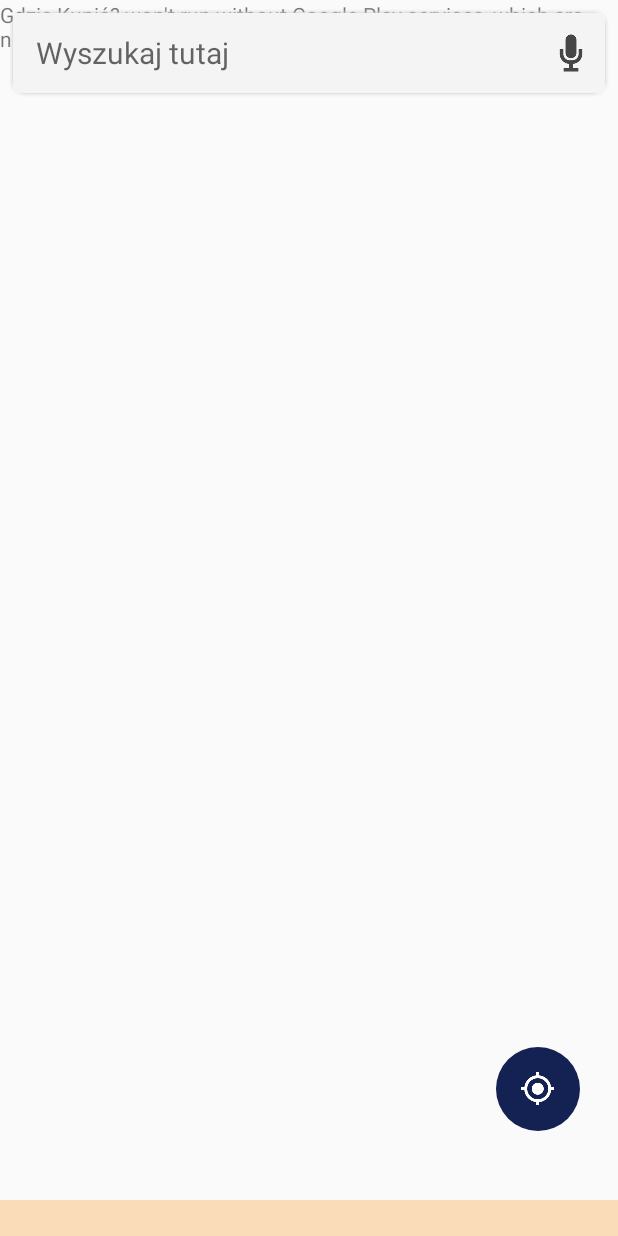
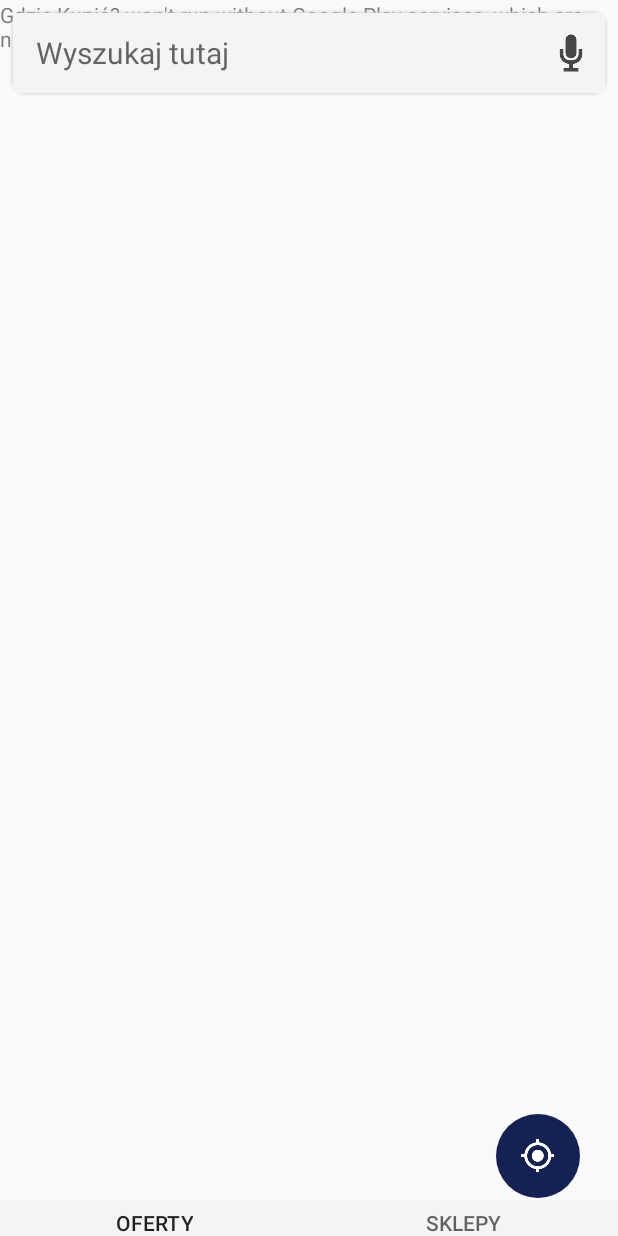
Before and after one commit to krisek101/WhereToBuy, an Android app: the screen it shows after launch (MapActivity), on a phone screen of 412 x 824 dp. Run offline under Robolectric (Android 15) with nearby library versions, the phone set to English and light mode, and no system bars; our stand-ins replace Picasso, Volley; libraries missing offline, so code that uses them is left out: pl.droidsonroids.gif; pictures from the network do not load.

Commit message:
Fixed some bugs, added footer tabs.

```diff
--- a/app/src/main/AndroidManifest.xml
+++ b/app/src/main/AndroidManifest.xml
@@ -20,12 +20,14 @@
 
         <activity
             android:name=".activities.MapActivity"
-            android:label="@string/app_name">
+            android:label="@string/app_name"
+            android:screenOrientation="portrait">
         </activity>
 
         <activity
             android:name=".activities.StarterActivity"
-            android:label="@string/app_name">
+            android:label="@string/app_name"
+            android:screenOrientation="portrait">
             <intent-filter>
                 <action android:name="android.intent.action.MAIN" />
                 <category android:name="android.intent.category.LAUNCHER" />
--- /dev/null
+++ b/app/src/main/java/simpleapp/wheretobuy/adapters/SectionsPageAdapter.java
@@ -0,0 +1,38 @@
+package simpleapp.wheretobuy.adapters;
+
+import android.support.v4.app.Fragment;
+import android.support.v4.app.FragmentManager;
+import android.support.v4.app.FragmentPagerAdapter;
+
+import java.util.ArrayList;
+import java.util.List;
+
+public class SectionsPageAdapter extends FragmentPagerAdapter{
+
+    private final List<Fragment> mFragmentList = new ArrayList<>();
+    private final List<String> mFragmentTitleList = new ArrayList<>();
+
+    public void addFragment(Fragment fragment, String title){
+        mFragmentTitleList.add(title);
+        mFragmentList.add(fragment);
+    }
+
+    public SectionsPageAdapter(FragmentManager fm) {
+        super(fm);
+    }
+
+    @Override
+    public CharSequence getPageTitle(int position) {
+        return mFragmentTitleList.get(position);
+    }
+
+    @Override
+    public Fragment getItem(int position) {
+        return mFragmentList.get(position);
+    }
+
+    @Override
+    public int getCount() {
+        return mFragmentList.size();
+    }
+}
--- a/app/src/main/java/simpleapp/wheretobuy/constants/Constants.java
+++ b/app/src/main/java/simpleapp/wheretobuy/constants/Constants.java
@@ -13,13 +13,19 @@ public class Constants {
     public static final String TAG_CATEGORY = "TAG_CATEGORY";
     public static final String TAG_RESULT_DETAILS = "TAG_RESULT_DETAILS";
     public static final String TAG_PLACES = "TAG_PLACES";
+    public static final String TAG_TESCO_AUTOCOMPLETE = "TAG_TESCO_AUTOCOMPLETE";
 
     // Tokens and Keys
     public static final String NOKAUT_TOKEN = "1/c1d3e6f5f27737fe2cb0dfd5b0046743ae4297da1c446fbe1219b8db7475367c";
     public static final String WEB_API_GOOGLE_KEY = "AIzaSyDflSpLotdTPuGtyeZEPNHHNZGVDsft040";
+    public static final String WEB_API_TESCO_PRIMARY_KEY = "fb5f816afe6d4b7c88f7f9d61da04f05";
+    public static final String WEB_API_TESCO_SECONDARY_KEY = "4322134ceb37456988139b06eeffefaa";
 
     // Constants
     public static final int SPLASH_TIME = 1000;
     public static final String UNKNOWN_ADDRESS = "Adres nieznany";
     public static final String[] UNACCEPTABLE_SHOPS = {"mall", "sklep bielsko-biała", "twójlombard"};
+    public static final String[] PARTNERS = {"google", "nokaut", "tesco"};
+    public static final int GOOGLE_SEARCH_RADIUS = 10000;
+    public static final String NEARBY_SEARCH = "NEARBY_SEARCH";
 }
--- a/app/src/main/java/simpleapp/wheretobuy/constants/UsefulFunctions.java
+++ b/app/src/main/java/simpleapp/wheretobuy/constants/UsefulFunctions.java
@@ -49,4 +49,8 @@ public class UsefulFunctions {
         Location.distanceBetween(from.latitude, from.longitude, to.latitude, to.longitude, results);
         return results[0];
     }
+
+    public static int getPixelsFromDp(Context c, float sizeDp) {
+        return (int) (sizeDp * c.getResources().getDisplayMetrics().density);
+    }
 }
--- /dev/null
+++ b/app/src/main/java/simpleapp/wheretobuy/fragments/TabOffersFragment.java
@@ -0,0 +1,22 @@
+package simpleapp.wheretobuy.fragments;
+
+import android.os.Bundle;
+import android.support.annotation.Nullable;
+import android.support.v4.app.Fragment;
+import android.view.LayoutInflater;
+import android.view.View;
+import android.view.ViewGroup;
+
+import simpleapp.wheretobuy.R;
+
+public class TabOffersFragment extends Fragment {
+
+    @Nullable
+    @Override
+    public View onCreateView(LayoutInflater inflater, @Nullable ViewGroup container, @Nullable Bundle savedInstanceState) {
+        View view = inflater.inflate(R.layout.tab_offers, container, false);
+
+
+        return view;
+    }
+}
--- /dev/null
+++ b/app/src/main/java/simpleapp/wheretobuy/fragments/TabShopsFragment.java
@@ -0,0 +1,21 @@
+package simpleapp.wheretobuy.fragments;
+
+import android.os.Bundle;
+import android.support.annotation.Nullable;
+import android.support.v4.app.Fragment;
+import android.view.LayoutInflater;
+import android.view.View;
+import android.view.ViewGroup;
+
+import simpleapp.wheretobuy.R;
+
+public class TabShopsFragment extends Fragment {
+
+    @Nullable
+    @Override
+    public View onCreateView(LayoutInflater inflater, @Nullable ViewGroup container, @Nullable Bundle savedInstanceState) {
+        View view = inflater.inflate(R.layout.tab_shops, container, false);
+
+        return view;
+    }
+}
--- a/app/src/main/java/simpleapp/wheretobuy/tasks/GeocoderTask.java
+++ b/app/src/main/java/simpleapp/wheretobuy/tasks/GeocoderTask.java
@@ -22,12 +22,6 @@ public class GeocoderTask extends AsyncTask<Void, Void, String> {
     private LatLng position;
     private String tag = "";
     private TextView callbackView;
-
-    public GeocoderTask(MapActivity mapActivity, LatLng position, String tag) {
-        this.mapActivity = mapActivity;
-        this.position = position;
-        this.tag = tag;
-    }
 
     public GeocoderTask(MapActivity mapActivity, LatLng position, TextView callbackView) {
         this.mapActivity = mapActivity;
--- a/app/src/main/res/layout/activity_map.xml
+++ b/app/src/main/res/layout/activity_map.xml
@@ -47,11 +47,12 @@
     </RelativeLayout>
 
     <LinearLayout
+        android:id="@+id/floating_button_container"
         android:layout_width="wrap_content"
         android:layout_height="wrap_content"
         android:layout_alignParentBottom="true"
         android:layout_alignParentEnd="true"
-        android:layout_marginBottom="70dp"
+        android:layout_marginBottom="25dp"
         android:layout_marginEnd="25dp"
         android:orientation="horizontal">
 
@@ -67,86 +68,7 @@
             app:elevation="0dp"/>
     </LinearLayout>
 
-    <RelativeLayout
-        android:id="@+id/footer"
-        android:layout_width="match_parent"
-        android:layout_height="55dp"
-        android:layout_alignParentBottom="true"
-        android:background="@drawable/footer_rounded"
-        android:gravity="center"
-        android:paddingStart="10dp"
-        android:paddingEnd="10dp"
-        android:visibility="gone">
-
-        <ImageView
-            android:id="@+id/near_me"
-            android:layout_width="25dp"
-            android:layout_height="25dp"
-            android:layout_centerVertical="true"
-            android:layout_alignParentStart="true"
-            android:src="@drawable/near_me2"/>
-
-        <TextView
-            android:id="@+id/near_me_text"
-            android:layout_width="wrap_content"
-            android:layout_height="wrap_content"
-            android:textSize="14sp"
-            android:layout_toEndOf="@+id/near_me"
-            android:layout_centerVertical="true"
-            android:layout_marginStart="5dp"/>
-
-        <TextView
-            android:id="@+id/best_price_text"
-            android:layout_width="wrap_content"
-            android:layout_height="wrap_content"
-            android:textSize="14sp"
-            android:layout_centerHorizontal="true"
-            android:layout_centerVertical="true"/>
-
-        <ImageView
-            android:id="@+id/outside"
-            android:layout_width="25dp"
-            android:layout_height="25dp"
-            android:src="@drawable/outside3"
-            android:layout_centerVertical="true"
-            android:layout_toStartOf="@+id/outside_text"
-            android:layout_marginEnd="5dp"/>
-
-        <TextView
-            android:id="@+id/outside_text"
-            android:layout_width="wrap_content"
-            android:layout_height="wrap_content"
-            android:textSize="14sp"
-            android:layout_alignParentEnd="true"
-            android:layout_centerVertical="true"/>
-
-    </RelativeLayout>
-
-    <RelativeLayout xmlns:android="http://schemas.android.com/apk/res/android"
-        android:orientation="vertical"
-        android:id="@+id/footer_content"
-        android:layout_width="match_parent"
-        android:layout_height="match_parent"
-        android:background="#f4f4f4">
-
-        <RelativeLayout
-            android:id="@+id/best_offer_container"
-            android:layout_width="match_parent"
-            android:layout_height="100dp"
-            android:background="#a4ffcf98"
-            android:padding="5dp">
-
-            <include layout="@layout/best_offer" />
-
-        </RelativeLayout>
-
-        <ListView
-            android:layout_width="match_parent"
-            android:layout_height="match_parent"
-            android:id="@+id/footer_shops"
-            android:layout_below="@+id/best_offer_container">
-        </ListView>
-
-    </RelativeLayout>
+    <include layout="@layout/footer_handler" />
+    <include layout="@layout/footer_content" />
 
 </RelativeLayout>
--- /dev/null
+++ b/app/src/main/res/layout/footer_content.xml
@@ -0,0 +1,21 @@
+<?xml version="1.0" encoding="utf-8"?>
+<RelativeLayout xmlns:android="http://schemas.android.com/apk/res/android"
+    android:orientation="vertical"
+    android:id="@+id/footer_content"
+    android:layout_width="match_parent"
+    android:layout_height="match_parent"
+    android:background="#f4f4f4">
+
+    <android.support.design.widget.TabLayout
+        android:layout_width="match_parent"
+        android:layout_height="30dp"
+        android:id="@+id/footer_pager_tabs"/>
+
+    <android.support.v4.view.ViewPager
+        xmlns:android="http://schemas.android.com/apk/res/android"
+        android:id="@+id/footer_pager"
+        android:layout_width="match_parent"
+        android:layout_height="match_parent"
+        android:layout_below="@+id/footer_pager_tabs"/>
+
+</RelativeLayout>
--- /dev/null
+++ b/app/src/main/res/xml/backup_descriptor.xml
@@ -0,0 +1,4 @@
+<?xml version="1.0" encoding="utf-8"?>
+<full-backup-content>
+    <!-- Exclude specific shared preferences that contain GCM registration Id -->
+</full-backup-content>
```
Also changed, not shown: app/src/main/java/simpleapp/wheretobuy/activities/MapActivity.java (+98 -83 lines), app/src/main/java/simpleapp/wheretobuy/adapters/AutocompleteAdapter.java (+6 -10 lines), app/src/main/java/simpleapp/wheretobuy/adapters/ShopsAdapter.java (+56 -16 lines), app/src/main/java/simpleapp/wheretobuy/helpers/ListenerHelper.java (+7 -0 lines), app/src/main/java/simpleapp/wheretobuy/helpers/RequestHelper.java (+38 -6 lines), app/src/main/java/simpleapp/wheretobuy/models/Shop.java (+8 -12 lines), app/src/main/res/layout/footer_handler.xml (added, +56 -0 lines), app/src/main/res/layout/shop.xml (+25 -15 lines), app/src/main/res/layout/tab_offers.xml (added, +11 -0 lines), app/src/main/res/layout/tab_shops.xml (added, +11 -0 lines).
